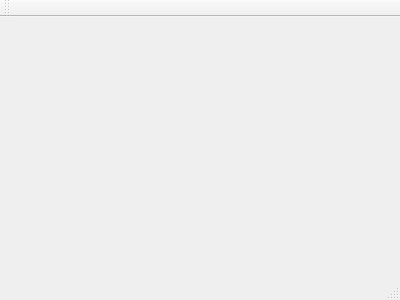
Before: the Qt Designer form code-demo/piQt/piQt/mainwindow.ui in kzhereb/knu-is-ooop2018, drawn with Qt 5.
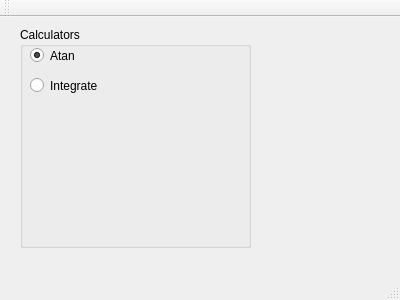
After: the same form once the commit is applied.

Commit message: Added radio buttons for calculators, implemented clicked slots

The edit to the form file:
```diff
--- a/code-demo/piQt/piQt/mainwindow.ui
+++ b/code-demo/piQt/piQt/mainwindow.ui
@@ -12,13 +12,74 @@
   <property name="windowTitle" >
    <string>MainWindow</string>
   </property>
-  <widget class="QMenuBar" name="menuBar" />
-  <widget class="QToolBar" name="mainToolBar" />
-  <widget class="QWidget" name="centralWidget" />
-  <widget class="QStatusBar" name="statusBar" />
+  <widget class="QWidget" name="centralWidget">
+   <widget class="QGroupBox" name="grbCalculators">
+    <property name="geometry">
+     <rect>
+      <x>20</x>
+      <y>10</y>
+      <width>231</width>
+      <height>221</height>
+     </rect>
+    </property>
+    <property name="title">
+     <string>Calculators</string>
+    </property>
+    <widget class="QRadioButton" name="rbAtan">
+     <property name="geometry">
+      <rect>
+       <x>10</x>
+       <y>20</y>
+       <width>82</width>
+       <height>17</height>
+      </rect>
+     </property>
+     <property name="text">
+      <string>Atan</string>
+     </property>
+     <property name="checked">
+      <bool>true</bool>
+     </property>
+    </widget>
+    <widget class="QRadioButton" name="rbIntegrate">
+     <property name="geometry">
+      <rect>
+       <x>10</x>
+       <y>50</y>
+       <width>82</width>
+       <height>17</height>
+      </rect>
+     </property>
+     <property name="text">
+      <string>Integrate</string>
+     </property>
+     <property name="checked">
+      <bool>false</bool>
+     </property>
+    </widget>
+   </widget>
+  </widget>
+  <widget class="QMenuBar" name="menuBar">
+   <property name="geometry">
+    <rect>
+     <x>0</x>
+     <y>0</y>
+     <width>400</width>
+     <height>21</height>
+    </rect>
+   </property>
+  </widget>
+  <widget class="QToolBar" name="mainToolBar">
+   <attribute name="toolBarArea">
+    <enum>TopToolBarArea</enum>
+   </attribute>
+   <attribute name="toolBarBreak">
+    <bool>false</bool>
+   </attribute>
+  </widget>
+  <widget class="QStatusBar" name="statusBar"/>
  </widget>
- <layoutDefault spacing="6" margin="11" />
- <pixmapfunction></pixmapfunction>
+ <layoutdefault spacing="6" margin="11"/>
  <resources/>
  <connections/>
 </ui>
```
Left out of the diff: 7 changed lines with no effect on the pictures. The commit also changes 2 other files.
